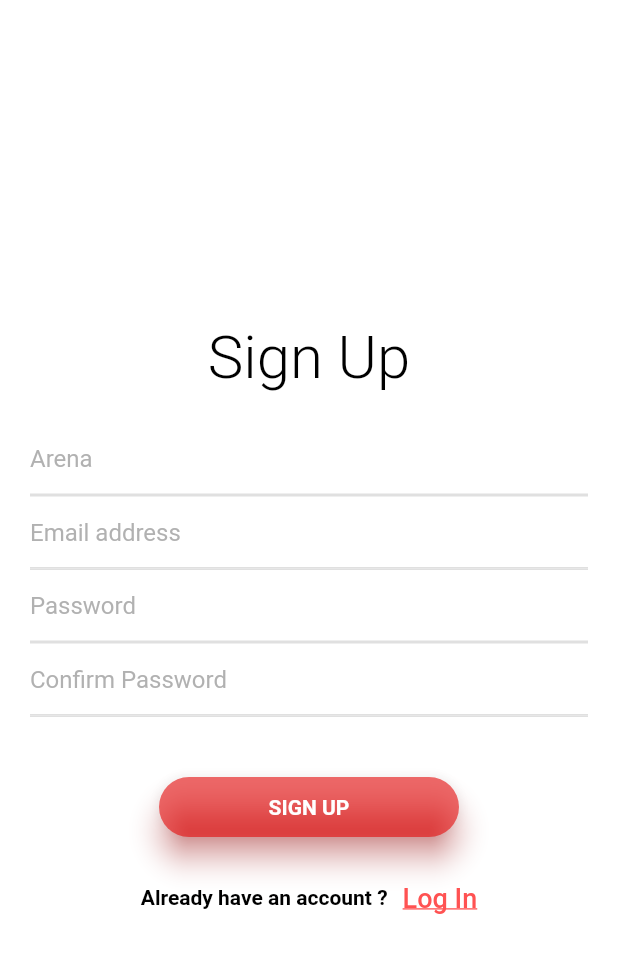
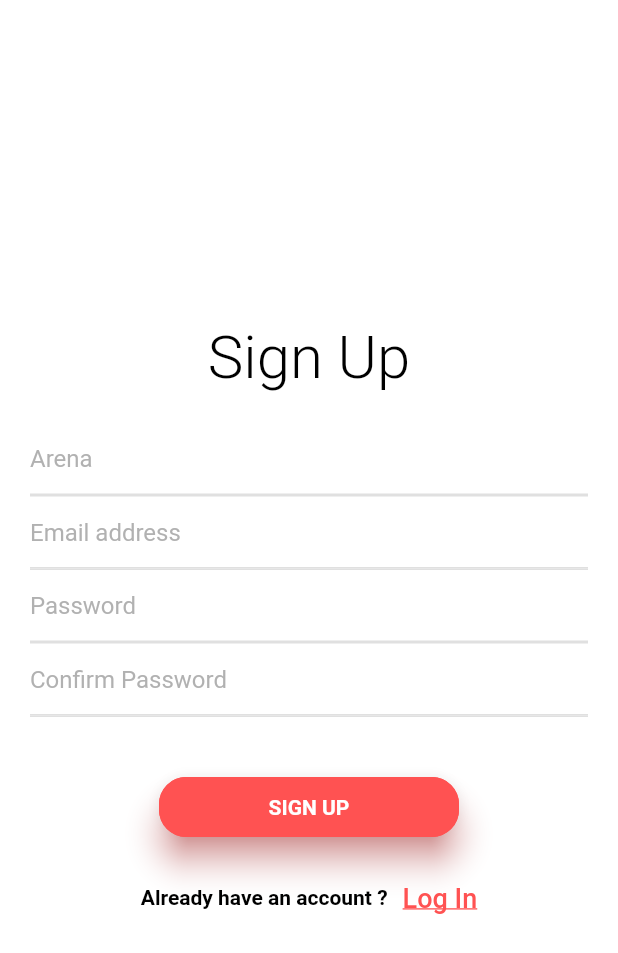
Before and after one commit to MOKSHA22/Login-App-with-Splash-Screen, a Flutter app: the Registration screen opened directly, on a phone screen of 412 x 824 dp. Shown: the top 953 px of the screen. Run offline on Flutter 3.47's test engine with Material 2 defaults, Android fonts, the phone set to English and light mode, and no system bars; our stand-ins replace font_awesome_flutter, page_transition, simple_animations; Roboto replaces fonts that are missing (Open_sans).

Commit message:
Ninth commit, Buttons fixed

```diff
--- a/lib/login_and_registration/registration.dart
+++ b/lib/login_and_registration/registration.dart
@@ -158,10 +158,18 @@ class _RegistrationState extends State<Registration> {
               child: Material(
                 borderRadius: BorderRadius.circular(20.0),
                 shadowColor: Colors.redAccent,
-                color: Color.fromRGBO(230, 10, 10, 0.6),
-                elevation: 8.0,
-                child: GestureDetector(
-                  onTap: () {},
+                color: Colors.redAccent,
+                elevation: 9.0,
+                child: FlatButton(
+                  shape: RoundedRectangleBorder(
+                    borderRadius: BorderRadius.circular(18.0),
+                    side: BorderSide(
+                        color: Colors.redAccent
+                    ),
+                  ),
+                  color: Colors.redAccent,
+                  padding: EdgeInsets.all(8.0),
+                  onPressed: () {},
                   child: Center(
                     child: Text(
                       'SIGN UP',
@@ -174,6 +182,15 @@ class _RegistrationState extends State<Registration> {
                   ),
                 ),
               ),
+//                padding: EdgeInsets.all(15),
+//                decoration: BoxDecoration(
+//                    borderRadius: BorderRadius.circular(50),
+//                    color: Colors.deepOrange[800],
+//                ),
+//                child: Center(child: Text("Login",
+//                  style: TextStyle(color: Colors.white.withOpacity(.7)),
+//
+//                ))
             ),
           ),
           ),
```
